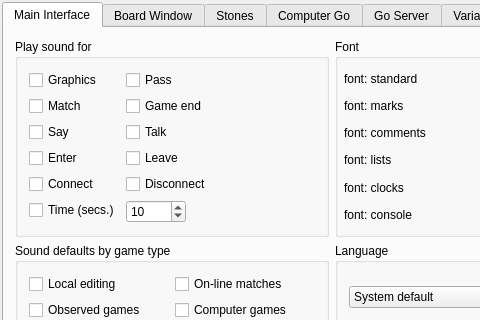
bernds/q5Go, file src/preferences_gui.ui: the form before one commit; both pictures show x 0 to 480 and y 0 to 320 of the 664 by 767 pixel window.
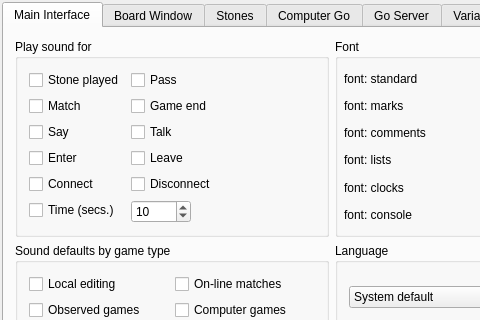
The form after the commit. Icons and pictures are not drawn. Custom widgets are drawn as their Qt base class.

Patch:
```diff
--- a/src/preferences_gui.ui
+++ b/src/preferences_gui.ui
@@ -652,7 +652,7 @@
 Enable this box when you want to listen a clicking sound when playing a stone on the board.</string>
             </property>
             <property name="text">
-             <string>Graphics</string>
+             <string>Stone played</string>
             </property>
             <attribute name="buttonGroup">
              <string notr="true">soundButtonGroup</string>
```
